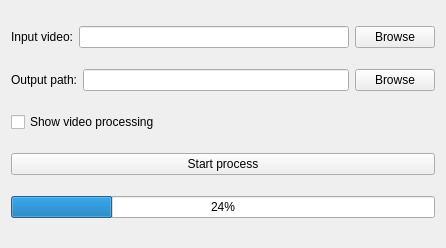
Qt form shot/mainwindow.ui (japonica99/syp_video) before a commit.
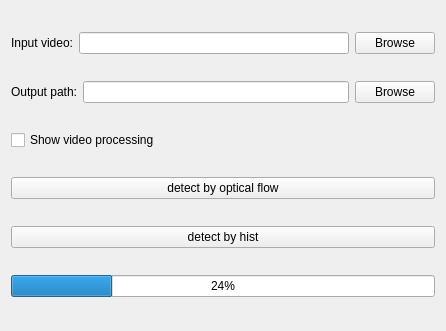
The same form after that commit.

Commit message: optical flow

The edit to the form file:
```diff
--- a/shot/mainwindow.ui
+++ b/shot/mainwindow.ui
@@ -7,7 +7,7 @@
     <x>0</x>
     <y>0</y>
     <width>446</width>
-    <height>248</height>
+    <height>331</height>
    </rect>
   </property>
   <property name="windowTitle">
@@ -64,12 +64,23 @@
       </property>
      </widget>
     </item>
+    <item>
+     <layout class="QVBoxLayout" name="verticalLayout_4">
+      <item>
+       <widget class="QPushButton" name="pushButton">
+        <property name="text">
+         <string>detect by optical flow</string>
+        </property>
+       </widget>
+      </item>
+     </layout>
+    </item>
     <item>
      <layout class="QVBoxLayout" name="verticalLayout_2">
       <item>
        <widget class="QPushButton" name="processButton">
         <property name="text">
-         <string>Start process</string>
+         <string>detect by hist</string>
         </property>
        </widget>
       </item>
```
Left out of the diff: 41 changed lines with no effect on the pictures. The commit also changes 9 other files.
